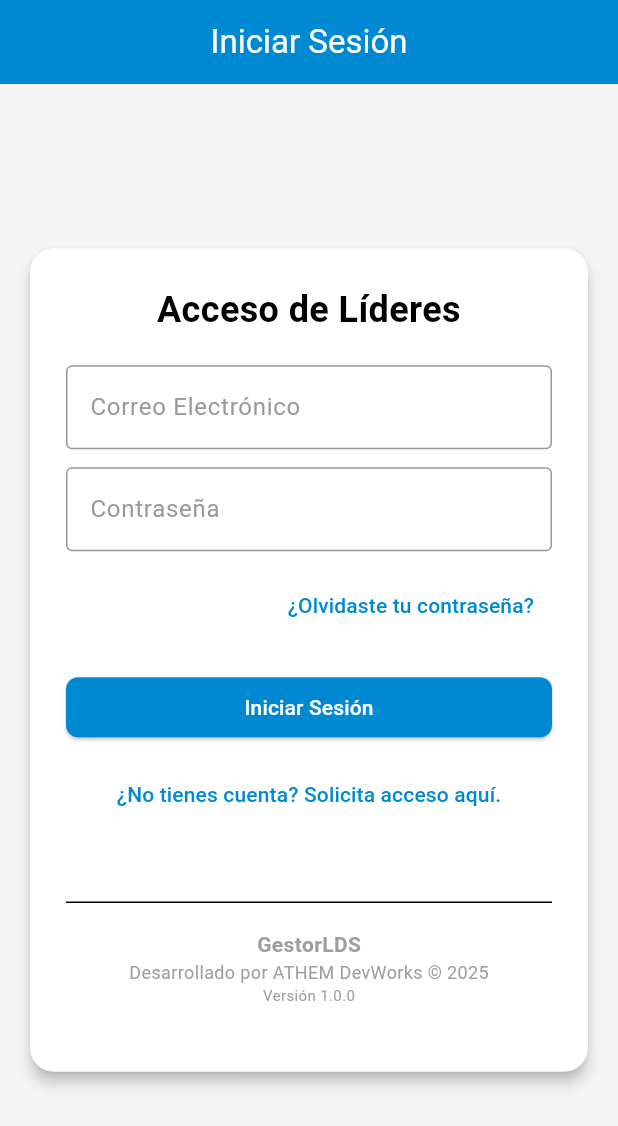
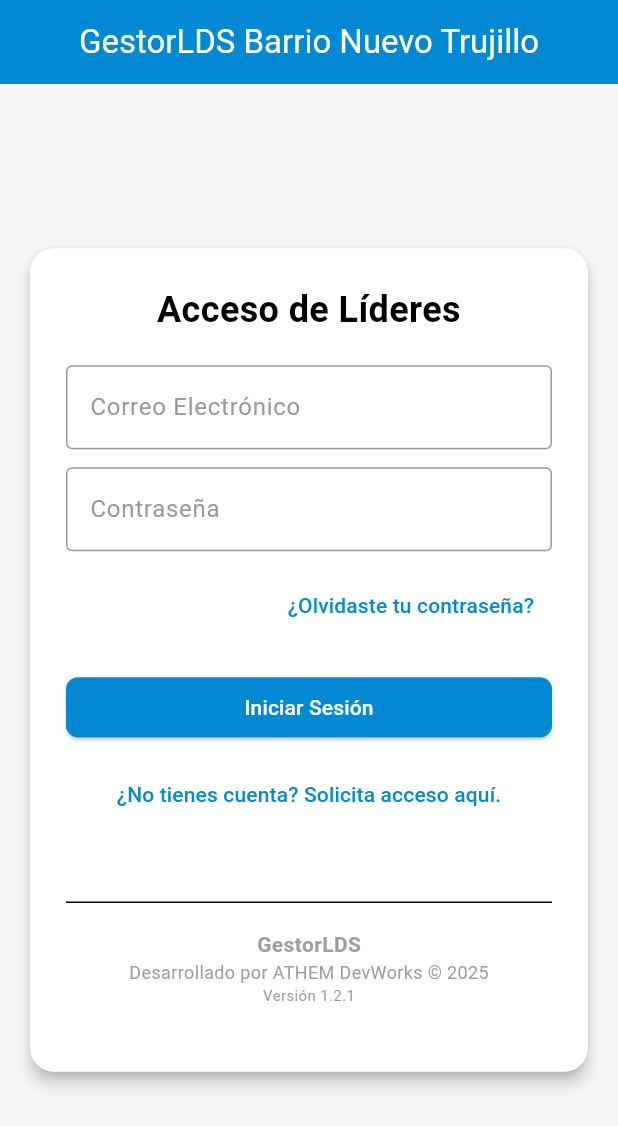
Before and after one commit to athemdevworks/gestor_lds, a Flutter app: the screen it shows after launch, after a tap on "¿No tienes cuenta? Solicita acceso aquí.", after a tap on "¿Ya tienes cuenta? Iniciar Sesión", on a phone screen of 412 x 824 dp. Shown: the top 1126 px of the screen. Run offline on Flutter 3.47's test engine with Material 3 defaults, Android fonts, the phone set to English and light mode, and no system bars; our stand-ins replace cloud_firestore, firebase_auth, firebase_core, pdf, printing; accounts and stored records are empty.

Commit message:
feat: Release v1.2.1 - Mejoras en Registro (Dropdown con búsqueda y hints).

```diff
--- a/lib/features/auth/screens/login_screen.dart
+++ b/lib/features/auth/screens/login_screen.dart
@@ -99,7 +99,7 @@ class _LoginScreenState extends State<LoginScreen> {
   Widget build(BuildContext context) {
     return Scaffold(
       backgroundColor: Colors.grey[100], // Fondo gris suave fuera de la tarjeta
-      appBar: AppBar(title: const Text('Iniciar Sesión')),
+      appBar: AppBar(title: const Text('GestorLDS Barrio Nuevo Trujillo')),
       // CENTRAMOS TODO EL CONTENIDO
       body: Center(
         child: SingleChildScrollView(
@@ -191,7 +191,7 @@ class _LoginScreenState extends State<LoginScreen> {
                                   style: TextStyle(fontSize: 12, color: Colors.grey),
                                 ),
                                 Text(
-                                  'Versión 1.0.0', // Puedes cambiar esto manualmente cuando actualices
+                                  'Versión 1.2.1', // Puedes cambiar esto manualmente cuando actualices
                                   style: TextStyle(fontSize: 10, color: Colors.grey),
                                 ),
                               ],
--- a/lib/features/auth/screens/registration_screen.dart
+++ b/lib/features/auth/screens/registration_screen.dart
@@ -1,6 +1,7 @@
 import 'package:flutter/material.dart';
 import '../auth_service.dart'; // Importa tu servicio de autenticación
 import 'package:gestor_lds/features/auth/screens/login_screen.dart';
+import 'package:gestor_lds/core/constants/callings_list.dart'; // Asegúrate de la ruta
 
 class RegistrationScreen extends StatefulWidget {
   const RegistrationScreen({super.key});
@@ -74,7 +75,39 @@ class _RegistrationScreenState extends State<RegistrationScreen> {
                 // Campos de datos
                 _buildTextField(_nombresController, 'Nombres', false),
                 _buildTextField(_apellidosController, 'Apellidos', false),
-                _buildTextField(_callingController, 'Llamamiento', false),
+                // --- NUEVO: DROPDOWN CON BÚSQUEDA ---
+                Padding(
+                  padding: const EdgeInsets.only(bottom: 12.0),
+                  child: LayoutBuilder(
+                      builder: (context, constraints) {
+                        // Usamos LayoutBuilder para que el Dropdown ocupe todo el ancho
+                        return DropdownMenu<String>(
+                          width: constraints.maxWidth, // Ancho completo
+                          controller: _callingController, // Usamos el mismo controlador
+                          label: const Text('Llamamiento'),
+                          hintText: 'Escribe para buscar...', // Cambia el texto para que sepan que pueden escribir
+                          menuHeight: 300, // Limita la altura y activa el scroll
+                          enableFilter: true,
+                          requestFocusOnTap: true,
+                          dropdownMenuEntries: kLdsCallings.map<DropdownMenuEntry<String>>((String calling) {
+                            return DropdownMenuEntry<String>(
+                              value: calling,
+                              label: calling,
+                            );
+                          }).toList(),
+                          inputDecorationTheme: const InputDecorationTheme(
+                            border: OutlineInputBorder(),
+                            contentPadding: EdgeInsets.symmetric(horizontal: 16, vertical: 14),
+                          ),
+                          onSelected: (String? calling) {
+                            if (calling != null) {
+                              _callingController.text = calling;
+                            }
+                          },
+                        );
+                      }
+                  ),
+                ),
                 _buildTextField(_usernameController, 'Nombre de Usuario Único', false),
 
                 const Divider(height: 30),
@@ -109,7 +142,12 @@ class _RegistrationScreenState extends State<RegistrationScreen> {
     );
   }
 
-  Widget _buildTextField(TextEditingController controller, String label, bool isPassword) {
+  Widget _buildTextField(
+      TextEditingController controller,
+      String label,
+      bool isPassword, {
+        String? hintText, // <--- NUEVO PARÁMETRO
+      }) {
     return Padding(
       padding: const EdgeInsets.only(bottom: 12.0),
       child: TextFormField(
@@ -117,6 +155,8 @@ class _RegistrationScreenState extends State<RegistrationScreen> {
         obscureText: isPassword,
         decoration: InputDecoration(
           labelText: label,
+          hintText: hintText, // <--- USAR AQUÍ
+          hintStyle: TextStyle(color: Colors.grey.shade400), // Color suave
           border: const OutlineInputBorder(),
         ),
         validator: (value) {
--- a/pubspec.yaml
+++ b/pubspec.yaml
@@ -16,7 +16,7 @@ publish_to: 'none' # Remove this line if you wish to publish to pub.dev
 # https://developer.apple.com/library/archive/documentation/General/Reference/InfoPlistKeyReference/Articles/CoreFoundationKeys.html
 # In Windows, build-name is used as the major, minor, and patch parts
 # of the product and file versions while build-number is used as the build suffix.
-version: 1.0.0+3
+version: 1.2.1+1
 
 environment:
   sdk: ^3.10.1
```
Also changed, not shown: lib/core/constants/callings_list.dart (added, +36 -0 lines).
